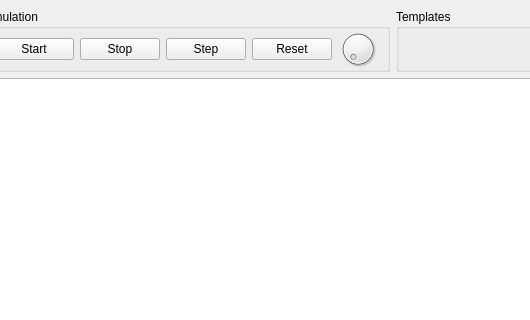
Above: resources/mainwindow.ui from mkcms/gol-qt before the change; both pictures show x 166 to 696 and y 0 to 320 of the 800 by 600 pixel window. Below: the same form after it.
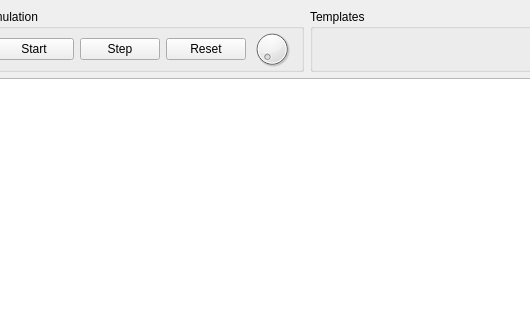
That is the form after the change.

Commit message: Remove stop simulation button.

What changed in the file:
```diff
--- a/resources/mainwindow.ui
+++ b/resources/mainwindow.ui
@@ -96,13 +96,6 @@
             </property>
            </widget>
           </item>
-          <item>
-           <widget class="QPushButton" name="pushButtonStopSimulation">
-            <property name="text">
-             <string>Stop</string>
-            </property>
-           </widget>
-          </item>
           <item>
            <widget class="QPushButton" name="pushButtonSimulationStep">
             <property name="text">
```
